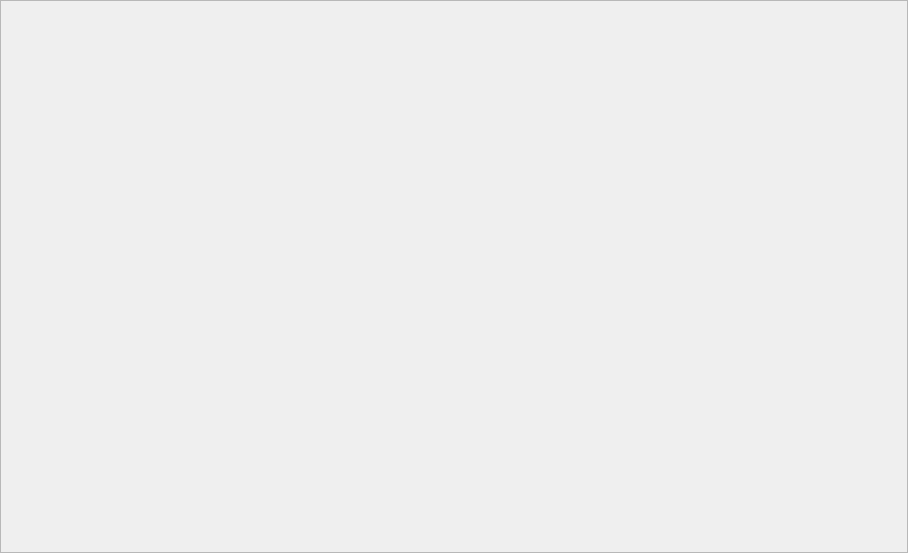
The window that GY_FunctionUi/GY_GenerateBinFile.ui (GuangYanJiaoHu/GY_KeyMatrixConverter) describes before a commit, drawn with Qt 5.
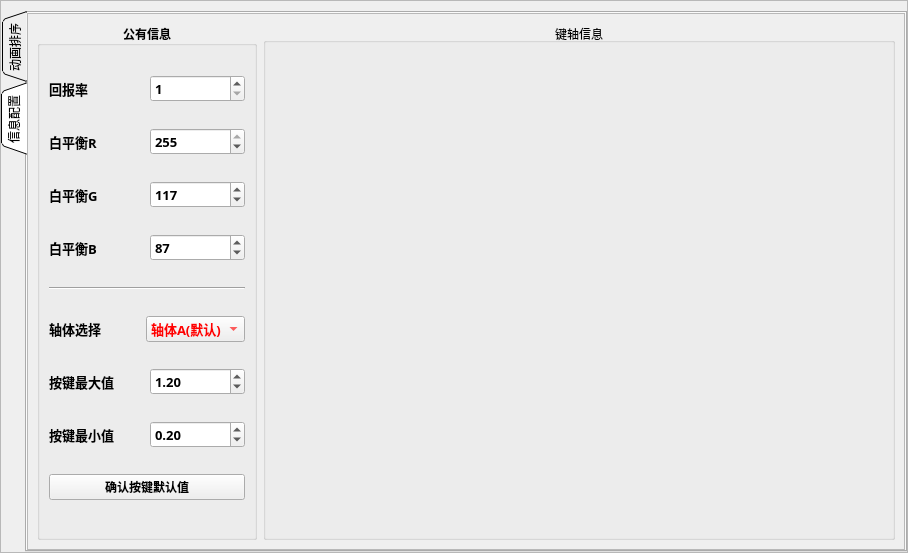
The same window after the commit. The open tabs and pages were chosen to show the change.

Patch:
```diff
--- a/GY_FunctionUi/GY_GenerateBinFile.ui
+++ b/GY_FunctionUi/GY_GenerateBinFile.ui
@@ -55,6 +55,495 @@
            <height>551</height>
           </rect>
          </property>
+         <layout class="QGridLayout" name="gridLayout_3">
+          <property name="leftMargin">
+           <number>0</number>
+          </property>
+          <property name="topMargin">
+           <number>10</number>
+          </property>
+          <property name="rightMargin">
+           <number>0</number>
+          </property>
+          <property name="bottomMargin">
+           <number>0</number>
+          </property>
+          <item row="0" column="0">
+           <widget class="QTabWidget" name="tabWidget">
+            <property name="tabPosition">
+             <enum>QTabWidget::TabPosition::West</enum>
+            </property>
+            <property name="tabShape">
+             <enum>QTabWidget::TabShape::Triangular</enum>
+            </property>
+            <property name="currentIndex">
+             <number>0</number>
+            </property>
+            <property name="elideMode">
+             <enum>Qt::TextElideMode::ElideNone</enum>
+            </property>
+            <property name="documentMode">
+             <bool>false</bool>
+            </property>
+            <property name="tabsClosable">
+             <bool>false</bool>
+            </property>
+            <property name="movable">
+             <bool>false</bool>
+            </property>
+            <widget class="QWidget" name="tab">
+             <attribute name="title">
+              <string>动画排序</string>
+             </attribute>
+             <layout class="QGridLayout" name="gridLayout_6">
+              <property name="leftMargin">
+               <number>0</number>
+              </property>
+              <property name="topMargin">
+               <number>0</number>
+              </property>
+              <property name="rightMargin">
+               <number>0</number>
+              </property>
+              <property name="bottomMargin">
+               <number>0</number>
+              </property>
+              <item row="0" column="0">
+               <widget class="QScrollArea" name="scrollArea_3">
+                <property name="widgetResizable">
+                 <bool>true</bool>
+                </property>
+                <widget class="QWidget" name="scrollAreaWidgetContents_3">
+                 <property name="geometry">
+                  <rect>
+                   <x>0</x>
+                   <y>0</y>
+                   <width>868</width>
+                   <height>535</height>
+                  </rect>
+                 </property>
+                </widget>
+               </widget>
+              </item>
+             </layout>
+            </widget>
+            <widget class="QWidget" name="tab_2">
+             <attribute name="title">
+              <string>信息配置</string>
+             </attribute>
+             <layout class="QGridLayout" name="gridLayout_5">
+              <property name="leftMargin">
+               <number>0</number>
+              </property>
+              <property name="topMargin">
+               <number>0</number>
+              </property>
+              <property name="rightMargin">
+               <number>0</number>
+              </property>
+              <property name="bottomMargin">
+               <number>0</number>
+              </property>
+              <item row="0" column="0">
+               <widget class="QScrollArea" name="scrollArea_2">
+                <property name="verticalScrollBarPolicy">
+                 <enum>Qt::ScrollBarPolicy::ScrollBarAsNeeded</enum>
+                </property>
+                <property name="widgetResizable">
+                 <bool>true</bool>
+                </property>
+                <widget class="QWidget" name="scrollAreaWidgetContents_2">
+                 <property name="geometry">
+                  <rect>
+                   <x>0</x>
+                   <y>0</y>
+                   <width>868</width>
+                   <height>535</height>
+                  </rect>
+                 </property>
+                 <layout class="QGridLayout" name="gridLayout_7">
+                  <item row="0" column="0">
+                   <widget class="QGroupBox" name="groupBox">
+                    <property name="maximumSize">
+                     <size>
+                      <width>220</width>
+                      <height>16777215</height>
+                     </size>
+                    </property>
+                    <property name="font">
+                     <font>
+                      <family>微软雅黑</family>
+                      <pointsize>9</pointsize>
+                      <bold>true</bold>
+                     </font>
+                    </property>
+                    <property name="mouseTracking">
+                     <bool>false</bool>
+                    </property>
+                    <property name="tabletTracking">
+                     <bool>false</bool>
+                    </property>
+                    <property name="acceptDrops">
+                     <bool>false</bool>
+                    </property>
+                    <property name="layoutDirection">
+                     <enum>Qt::LayoutDirection::LeftToRight</enum>
+                    </property>
+                    <property name="autoFillBackground">
+                     <bool>false</bool>
+                    </property>
+                    <property name="title">
+                     <string>公有信息</string>
+                    </property>
+                    <property name="alignment">
+                     <set>Qt::AlignmentFlag::AlignCenter</set>
+                    </property>
+                    <property name="flat">
+                     <bool>false</bool>
+                    </property>
+                    <property name="checkable">
+                     <bool>false</bool>
+                    </property>
+                    <layout class="QGridLayout" name="gridLayout_4">
+                     <item row="5" column="0">
+                      <layout class="QHBoxLayout" name="horizontalLayout">
+                       <item>
+                        <widget class="QLabel" name="label_shaftInfo_2">
+                         <property name="maximumSize">
+                          <size>
+                           <width>250</width>
+                           <height>16777215</height>
+                          </size>
+                         </property>
+                         <property name="font">
+                          <font>
+                           <family>微软雅黑</family>
+                           <pointsize>10</pointsize>
+                           <bold>true</bold>
+                          </font>
+                         </property>
+                         <property name="text">
+                          <string>轴体选择</string>
+                         </property>
+                         <property name="alignment">
+                          <set>Qt::AlignmentFlag::AlignLeading|Qt::AlignmentFlag::AlignLeft|Qt::AlignmentFlag::AlignVCenter</set>
+                         </property>
+                        </widget>
+                       </item>
+                       <item>
+                        <widget class="QComboBox" name="comboBox">
+                         <property name="font">
+                          <font>
+                           <family>微软雅黑</family>
+                           <pointsize>10</pointsize>
+                           <bold>true</bold>
+                          </font>
+                         </property>
+                         <property name="styleSheet">
+                          <string notr="true">color: rgb(255, 0, 0);</string>
+                         </property>
+                         <item>
+                          <property name="text">
+                           <string>轴体A(默认)</string>
+                          </property>
+                         </item>
+                         <item>
+                          <property name="text">
+                           <string>轴体B</string>
+                          </property>
+                         </item>
+                         <item>
+                          <property name="text">
+                           <string>轴体C</string>
+                          </property>
+                         </item>
+                         <item>
+                          <property name="text">
+                           <string>轴体D</string>
+                          </property>
+                         </item>
+                         <item>
+                          <property name="text">
+                           <string>轴体E</string>
+                          </property>
+                         </item>
+                        </widget>
+                       </item>
+                      </layout>
+                     </item>
+                     <item row="7" column="0">
+                      <layout class="QHBoxLayout" name="horizontalLayout_3">
+                       <item>
+                        <widget class="QLabel" name="label_keyMin">
+                         <property name="font">
+                          <font>
+                           <family>微软雅黑</family>
+                           <pointsize>10</pointsize>
+                           <bold>true</bold>
+                          </font>
+                         </property>
+                         <property name="text">
+                          <string>按键最小值</string>
+                         </property>
+                         <property name="alignment">
+                          <set>Qt::AlignmentFlag::AlignLeading|Qt::AlignmentFlag::AlignLeft|Qt::AlignmentFlag::AlignVCenter</set>
+                         </property>
+                        </widget>
+                       </item>
+                       <item>
+                        <widget class="QDoubleSpinBox" name="doubleSpinBox_keyMin">
+                         <property name="font">
+                          <font>
+                           <family>微软雅黑</family>
+                           <pointsize>10</pointsize>
+                           <bold>true</bold>
+                          </font>
+                         </property>
+                         <property name="value">
+                          <double>0.200000000000000</double>
+                         </property>
+                        </widget>
+                       </item>
+                      </layout>
+                     </item>
+                     <item row="1" column="0">
+                      <layout class="QHBoxLayout" name="horizontalLayout_6">
+                       <item>
+                        <widget class="QLabel" name="label_whiteBalance_R">
+                         <property name="maximumSize">
+                          <size>
+                           <width>250</width>
+                           <height>16777215</height>
+                          </size>
+                         </property>
+                         <property name="font">
+                          <font>
+                           <family>微软雅黑</family>
+                           <pointsize>10</pointsize>
+                           <bold>true</bold>
+                          </font>
+                         </property>
+                         <property name="text">
+                          <string>白平衡R</string>
+                         </property>
+                        </widget>
+                       </item>
+                       <item>
+                        <widget class="QSpinBox" name="spinBox_whiteBalance_R">
+                         <property name="font">
+                          <font>
+                           <family>微软雅黑</family>
+                           <pointsize>10</pointsize>
+                           <bold>true</bold>
+                          </font>
+                         </property>
+                         <property name="maximum">
+                          <number>255</number>
+                         </property>
+                         <property name="value">
+                          <number>255</number>
+                         </property>
+                         <property name="displayIntegerBase">
+                          <number>10</number>
+                         </property>
+                        </widget>
+                       </item>
+                      </layout>
+                     </item>
+                     <item row="2" column="0">
+                      <layout class="QHBoxLayout" name="horizontalLayout_5">
+                       <item>
+                        <widget class="QLabel" name="label_whiteBalance_G">
+                         <property name="maximumSize">
+                          <size>
+                           <width>250</width>
+                           <height>16777215</height>
+                          </size>
+                         </property>
+                         <property name="font">
+                          <font>
+                           <family>微软雅黑</family>
+                           <pointsize>10</pointsize>
+                           <bold>true</bold>
+                          </font>
+                         </property>
+                         <property name="text">
+                          <string>白平衡G</string>
+                         </property>
+                        </widget>
+                       </item>
+                       <item>
+                        <widget class="QSpinBox" name="spinBox_whiteBalance_G">
+                         <property name="font">
+                          <font>
+                           <family>微软雅黑</family>
+                           <pointsize>10</pointsize>
+                           <bold>true</bold>
+                          </font>
+                         </property>
+                         <property name="maximum">
+                          <number>255</number>
+                         </property>
+                         <property name="value">
+                          <number>117</number>
+                         </property>
+                        </widget>
+                       </item>
+                      </layout>
+                     </item>
+                     <item row="0" column="0">
+                      <layout class="QHBoxLayout" name="horizontalLayout_7">
+                       <item>
+                        <widget class="QLabel" name="label_returnSpeed">
+                         <property name="maximumSize">
+                          <size>
+                           <width>250</width>
+                           <height>16777215</height>
+                          </size>
+                         </property>
+                         <property name="font">
+                          <font>
+                           <family>微软雅黑</family>
+                           <pointsize>10</pointsize>
+                           <bold>true</bold>
+                          </font>
+                         </property>
+                         <property name="text">
+                          <string>回报率</string>
+                         </property>
+                        </widget>
+                       </item>
+                       <item>
+                        <widget class="QSpinBox" name="spinBox_returnSpeed">
+                         <property name="font">
+                          <font>
+                           <family>微软雅黑</family>
+                           <pointsize>10</pointsize>
+                           <bold>true</bold>
+                          </font>
+                         </property>
+                         <property name="minimum">
+                          <number>1</number>
+                         </property>
+                         <property name="maximum">
+                          <number>2</number>
+                         </property>
+                        </widget>
+                       </item>
+                      </layout>
+                     </item>
+                     <item row="6" column="0">
+                      <layout class="QHBoxLayout" name="horizontalLayout_2">
+                       <item>
+                        <widget class="QLabel" name="label_keyMax">
+                         <property name="font">
+                          <font>
+                           <family>微软雅黑</family>
+                           <pointsize>10</pointsize>
+                           <bold>true</bold>
+                          </font>
+                         </property>
+                         <property name="text">
+                          <string>按键最大值</string>
+                         </property>
+                         <property name="alignment">
+                          <set>Qt::AlignmentFlag::AlignLeading|Qt::AlignmentFlag::AlignLeft|Qt::AlignmentFlag::AlignVCenter</set>
+                         </property>
+                        </widget>
+                       </item>
+                       <item>
+                        <widget class="QDoubleSpinBox" name="doubleSpinBox_keyMax">
+                         <property name="font">
+                          <font>
+                           <family>微软雅黑</family>
+                           <pointsize>10</pointsize>
+                           <bold>true</bold>
+                          </font>
+                         </property>
+                         <property name="value">
+                          <double>1.200000000000000</double>
+                         </property>
+                        </widget>
+                       </item>
+                      </layout>
+                     </item>
+                     <item row="8" column="0">
+                      <widget class="QPushButton" name="pushButton_keyMaxorMinValue">
+                       <property name="text">
+                        <string>确认按键默认值</string>
+                       </property>
+                      </widget>
+                     </item>
+                     <item row="3" column="0">
+                      <layout class="QHBoxLayout" name="horizontalLayout_4">
+                       <item>
+                        <widget class="QLabel" name="label_whiteBalance_B">
+                         <property name="maximumSize">
+                          <size>
+                           <width>250</width>
+                           <height>16777215</height>
+                          </size>
+                         </property>
+                         <property name="font">
+                          <font>
+                           <family>微软雅黑</family>
+                           <pointsize>10</pointsize>
+                           <bold>true</bold>
+                          </font>
+                         </property>
+                         <property name="text">
+                          <string>白平衡B</string>
+                         </property>
+                        </widget>
+                       </item>
+                       <item>
+                        <widget class="QSpinBox" name="spinBox_whiteBalance_B">
+                         <property name="font">
+                          <font>
+                           <family>微软雅黑</family>
+                           <pointsize>10</pointsize>
+                           <bold>true</bold>
+                          </font>
+                         </property>
+                         <property name="maximum">
+                          <number>255</number>
+                         </property>
+                         <property name="value">
+                          <number>87</number>
+                         </property>
+                        </widget>
+                       </item>
+                      </layout>
+                     </item>
+                     <item row="4" column="0">
+                      <widget class="Line" name="line">
+                       <property name="orientation">
+                        <enum>Qt::Orientation::Horizontal</enum>
+                       </property>
+                      </widget>
+                     </item>
+                    </layout>
+                   </widget>
+                  </item>
+                  <item row="0" column="1">
+                   <widget class="QGroupBox" name="groupBox_2">
+                    <property name="title">
+                     <string>键轴信息</string>
+                    </property>
+                    <property name="alignment">
+                     <set>Qt::AlignmentFlag::AlignCenter</set>
+                    </property>
+                   </widget>
+                  </item>
+                 </layout>
+                </widget>
+               </widget>
+              </item>
+             </layout>
+            </widget>
+           </widget>
+          </item>
+         </layout>
         </widget>
        </widget>
       </item>
```
